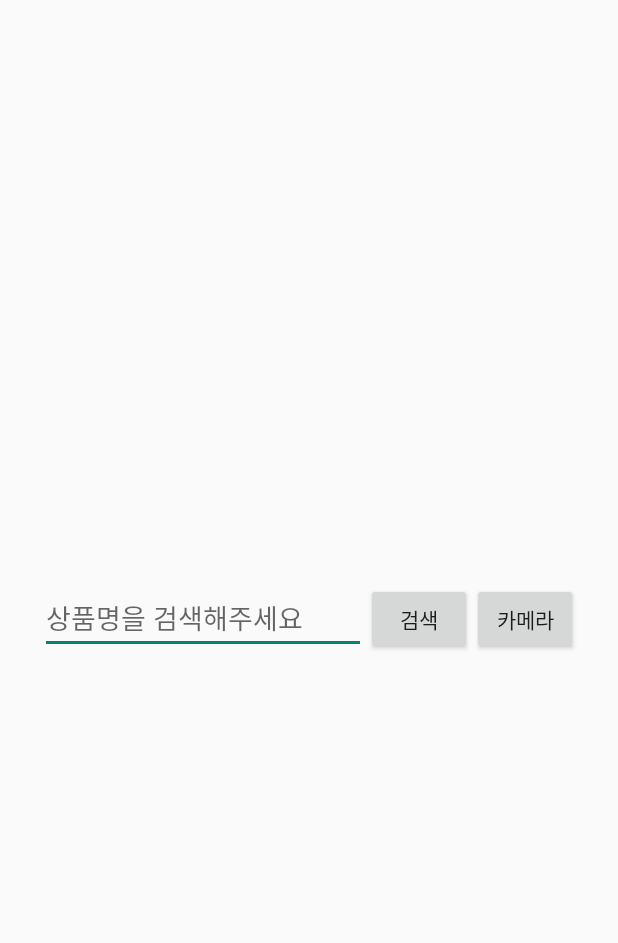
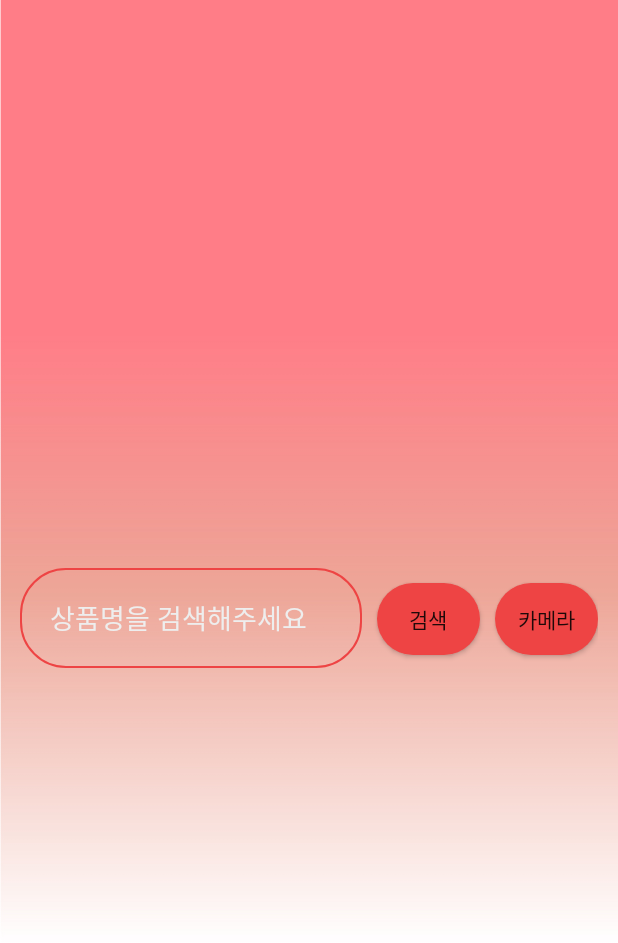
Before and after one commit to lipnus/hackpretty, an Android app: the screen it shows after launch (SearchActivity), on a phone screen of 412 x 824 dp. Shown: the top 943 px of the screen. Run offline under Robolectric (Android 15) with nearby library versions, the phone set to English and light mode, and no system bars; Roboto replaces fonts that are not available here.

Commit message:
SearchActicity 배경 이미지 적용

```diff
--- a/Frontend/HackPretty/app/src/main/java/com/example/haeun_kim/hackpretty/SearchActivity.java
+++ b/Frontend/HackPretty/app/src/main/java/com/example/haeun_kim/hackpretty/SearchActivity.java
@@ -10,6 +10,7 @@ import android.support.v7.app.AppCompatActivity;
 import android.os.Bundle;
 import android.util.Log;
 import android.widget.Button;
+import android.widget.ImageButton;
 import android.widget.Toast;
 
 public class SearchActivity extends AppCompatActivity {
--- /dev/null
+++ b/Frontend/HackPretty/app/src/main/res/drawable/borderline.xml
@@ -0,0 +1,11 @@
+<?xml version="1.0" encoding="utf-8"?>
+<shape xmlns:android="http://schemas.android.com/apk/res/android">
+    <stroke
+        android:width="1dp"
+        android:color="@color/borderColor" />
+    <corners
+        android:bottomRightRadius="30dp"
+        android:bottomLeftRadius="30dp"
+        android:topLeftRadius="30dp"
+        android:topRightRadius="30dp"/>
+</shape>
--- /dev/null
+++ b/Frontend/HackPretty/app/src/main/res/drawable/fullcolorbtn.xml
@@ -0,0 +1,8 @@
+<selector xmlns:android="http://schemas.android.com/apk/res/android">
+    <item>
+        <shape android:shape="rectangle">
+            <solid android:color="@color/borderColor"/>
+            <corners android:radius="50dp"/>
+        </shape>
+    </item>
+</selector>
--- a/Frontend/HackPretty/app/src/main/res/layout/activity_search.xml
+++ b/Frontend/HackPretty/app/src/main/res/layout/activity_search.xml
@@ -4,39 +4,50 @@
     xmlns:tools="http://schemas.android.com/tools"
     android:layout_width="match_parent"
     android:layout_height="match_parent"
+    android:background="@drawable/background"
     tools:context="com.example.haeun_kim.hackpretty.SearchActivity">
 
     <LinearLayout
         android:layout_width="match_parent"
         android:layout_height="wrap_content"
-        android:layout_marginLeft="40px"
-        android:layout_marginRight="40px"
         android:layout_centerInParent="true"
-        android:orientation="horizontal">
+        android:orientation="horizontal"
+        android:layout_marginLeft="20px"
+        android:layout_marginRight="20px">
 
         <EditText
             android:id="@+id/editSearch"
+            android:background="@drawable/borderline"
+            android:textColor="#FFFFFF"
             android:layout_width="wrap_content"
-            android:layout_height="wrap_content"
-            android:layout_weight="1"
+            android:layout_height="100px"
+            android:layout_weight="8"
             android:hint="상품명을 검색해주세요"
+            android:textColorHint="#EEEEEE"
             android:ems="10"
-            android:inputType="textPersonName"/>
+            android:inputType="text"
+            android:paddingLeft="30px"/>
 
         <Button
             android:id="@+id/btnSearch"
+            android:background="@drawable/fullcolorbtn"
             android:layout_width="100px"
             android:layout_height="wrap_content"
+            android:layout_marginLeft="15px"
             android:layout_weight="1"
+            android:scaleType="fitCenter"
             android:text="검색" />
 
         <Button
             android:id="@+id/btnCamera"
+            android:background="@drawable/fullcolorbtn"
             android:layout_width="100px"
             android:layout_height="wrap_content"
             android:layout_weight="1"
+            android:layout_marginLeft="15px"
+            android:src="@drawable/camera"
+            android:scaleType="fitCenter"
             android:text="카메라" />
-
     </LinearLayout>
 
 </RelativeLayout>
--- a/Frontend/HackPretty/app/src/main/res/values/colors.xml
+++ b/Frontend/HackPretty/app/src/main/res/values/colors.xml
@@ -3,4 +3,5 @@
     <color name="colorPrimary">#3F51B5</color>
     <color name="colorPrimaryDark">#303F9F</color>
     <color name="colorAccent">#FF4081</color>
+    <color name="borderColor">#EE4444</color>
 </resources>
```
Also changed, not shown: Frontend/HackPretty/app/src/main/res/drawable/background.jpeg (added), Frontend/HackPretty/app/src/main/res/drawable/camera.png (added), Frontend/HackPretty/app/src/main/res/drawable/search.png (added).
